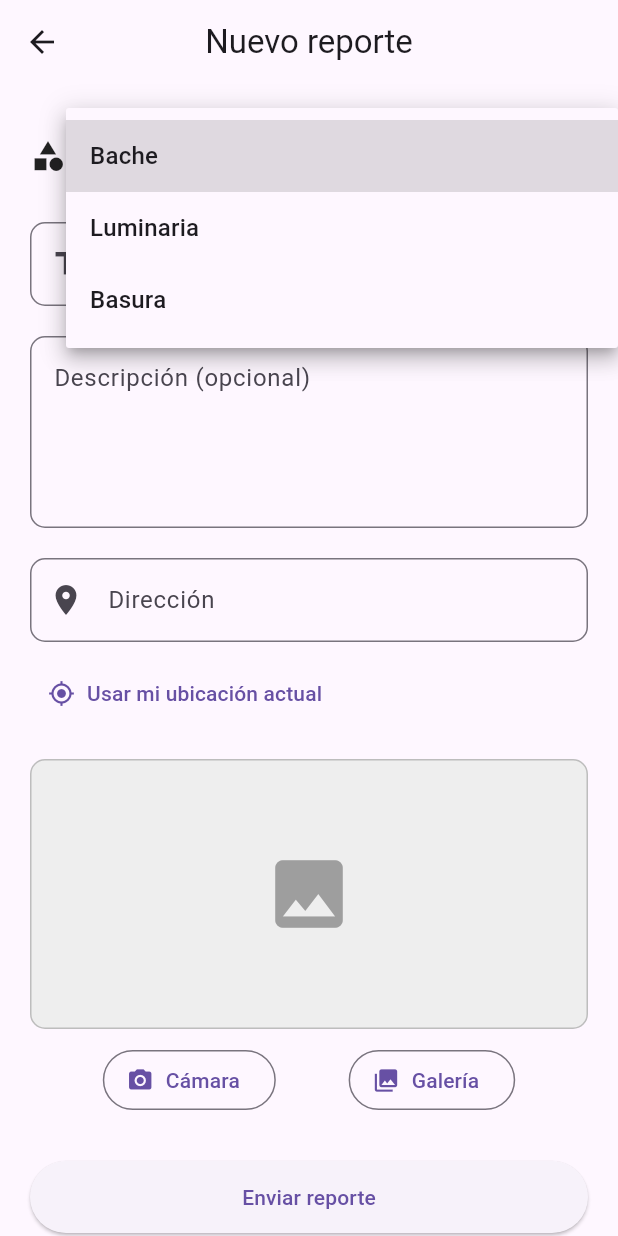
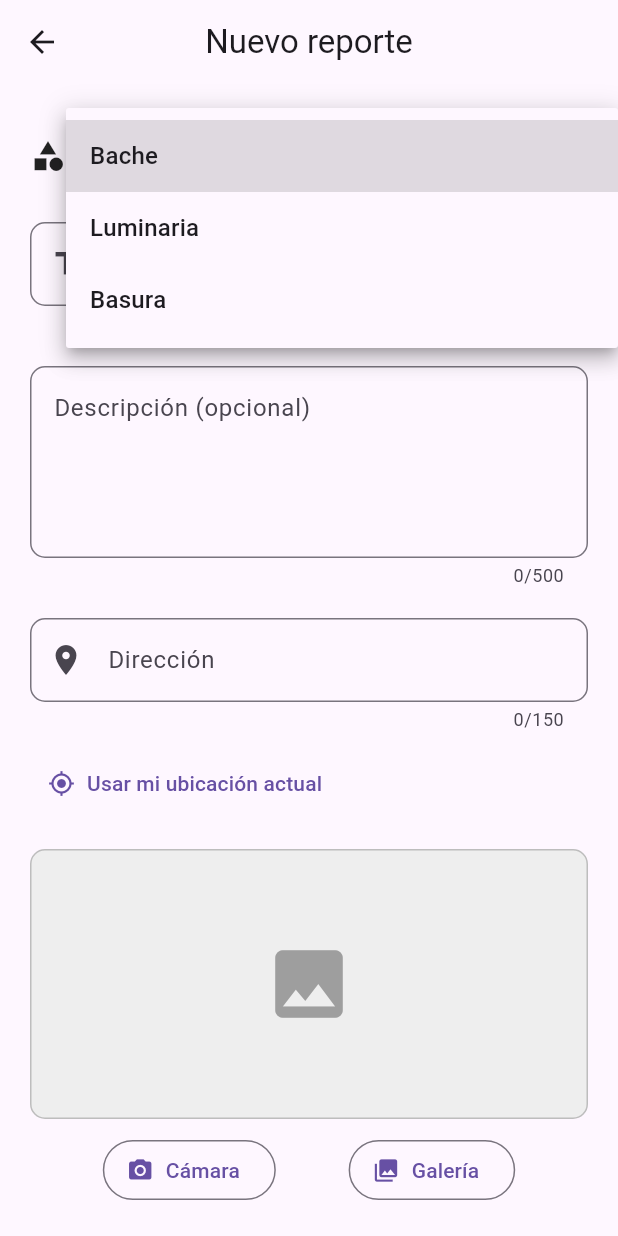
Before and after one commit to fabri-platero/fixly, a Flutter app: the NuevoReportePage screen opened by its route, after a tap on "Bache", on a phone screen of 412 x 824 dp. Run offline on Flutter 3.47's test engine with Material 3 defaults, Android fonts, the phone set to English and light mode, and no system bars; our stand-ins replace cloud_firestore, firebase_auth, firebase_core; accounts and stored records are empty.

Commit message:
report form now supports editing

```diff
--- a/lib/src/pages/nuevo_reporte_page.dart
+++ b/lib/src/pages/nuevo_reporte_page.dart
@@ -18,11 +18,33 @@ class _NuevoReportePageState extends State<NuevoReportePage> {
   String _descripcion = '';
   String _direccion = '';
 
+  Reporte? _editando;
+  bool _iniciado = false;
+  bool _guardando = false;
+
+  @override
+  void didChangeDependencies() {
+    super.didChangeDependencies();
+    if (_iniciado) return;
+    _iniciado = true;
+    final argumento = ModalRoute.of(context)!.settings.arguments;
+    if (argumento is Reporte) {
+      _editando = argumento;
+      _categoria = _categorias.firstWhere(
+        (categoria) => categoria.toLowerCase() == argumento.categoria,
+        orElse: () => _categorias.first,
+      );
+      _titulo = argumento.titulo;
+      _descripcion = argumento.descripcion;
+      _direccion = argumento.direccion;
+    }
+  }
+
   @override
   Widget build(BuildContext context) {
     return Scaffold(
       appBar: AppBar(
-        title: const Text('Nuevo reporte'),
+        title: Text(_editando == null ? 'Nuevo reporte' : 'Editar reporte'),
         centerTitle: true,
       ),
       body: GestureDetector(
@@ -73,11 +95,13 @@ class _NuevoReportePageState extends State<NuevoReportePage> {
                 child: Text(categoria),
               );
             }).toList(),
-            onChanged: (valor) {
-              setState(() {
-                _categoria = valor!;
-              });
-            },
+            onChanged: _editando == null
+                ? (valor) {
+                    setState(() {
+                      _categoria = valor!;
+                    });
+                  }
+                : null,
           ),
         ),
       ],
@@ -85,7 +109,9 @@ class _NuevoReportePageState extends State<NuevoReportePage> {
   }
 
   Widget _crearTitulo() {
-    return TextField(
+    return TextFormField(
+      initialValue: _titulo,
+      maxLength: 100,
       textCapitalization: TextCapitalization.sentences,
       decoration: InputDecoration(
         border: OutlineInputBorder(borderRadius: BorderRadius.circular(10.0)),
@@ -102,8 +128,10 @@ class _NuevoReportePageState extends State<NuevoReportePage> {
   }
 
   Widget _crearDescripcion() {
-    return TextField(
+    return TextFormField(
+      initialValue: _descripcion,
       maxLines: 4,
+      maxLength: 500,
       textCapitalization: TextCapitalization.sentences,
       decoration: InputDecoration(
         border: OutlineInputBorder(borderRadius: BorderRadius.circular(10.0)),
@@ -119,7 +147,9 @@ class _NuevoReportePageState extends State<NuevoReportePage> {
   }
 
   Widget _crearDireccion() {
-    return TextField(
+    return TextFormField(
+      initialValue: _direccion,
+      maxLength: 150,
       textCapitalization: TextCapitalization.words,
       decoration: InputDecoration(
         border: OutlineInputBorder(borderRadius: BorderRadius.circular(10.0)),
@@ -185,10 +215,16 @@ class _NuevoReportePageState extends State<NuevoReportePage> {
     return SizedBox(
       width: double.infinity,
       child: ElevatedButton(
-        onPressed: _enviar,
-        child: const Padding(
-          padding: EdgeInsets.symmetric(vertical: 14),
-          child: Text('Enviar reporte'),
+        onPressed: _guardando ? null : _enviar,
+        child: Padding(
+          padding: const EdgeInsets.symmetric(vertical: 14),
+          child: _guardando
+              ? const SizedBox(
+                  width: 20,
+                  height: 20,
+                  child: CircularProgressIndicator(strokeWidth: 2),
+                )
+              : Text(_editando == null ? 'Enviar reporte' : 'Guardar cambios'),
         ),
       ),
     );
@@ -199,6 +235,13 @@ class _NuevoReportePageState extends State<NuevoReportePage> {
       _mostrarAlerta('Faltan datos', 'Completá el título y la dirección.');
       return;
     }
+    setState(() {
+      _guardando = true;
+    });
+    if (_editando != null) {
+      await _guardarCambios(_editando!);
+      return;
+    }
     final reporte = Reporte(
       categoria: _categoria.toLowerCase(),
       titulo: _titulo.trim(),
@@ -207,16 +250,44 @@ class _NuevoReportePageState extends State<NuevoReportePage> {
       uid: authProvider.usuario!.uid,
     );
     final error = await reportesProvider.agregar(reporte);
+    await _terminar(error);
+  }
+
+  Future<void> _terminar(String? error, [Reporte? resultado]) async {
     if (!mounted) return;
+    setState(() {
+      _guardando = false;
+    });
+    if (error == reportesProvider.mensajePendiente) {
+      await _mostrarAlerta('Conexión inestable', error!);
+      if (!mounted) return;
+      Navigator.pop(context, resultado);
+      return;
+    }
     if (error != null) {
       _mostrarAlerta('Error', error);
       return;
     }
-    Navigator.pop(context);
+    Navigator.pop(context, resultado);
   }
 
-  void _mostrarAlerta(String titulo, String mensaje) {
-    showDialog(
+  Future<void> _guardarCambios(Reporte original) async {
+    final actualizado = Reporte(
+      id: original.id,
+      categoria: original.categoria,
+      titulo: _titulo.trim(),
+      descripcion: _descripcion.trim(),
+      direccion: _direccion.trim(),
+      estado: original.estado,
+      uid: original.uid,
+      fecha: original.fecha,
+    );
+    final error = await reportesProvider.actualizar(actualizado);
+    await _terminar(error, actualizado);
+  }
+
+  Future<void> _mostrarAlerta(String titulo, String mensaje) async {
+    await showDialog(
       context: context,
       builder: (context) {
         return AlertDialog(
```
